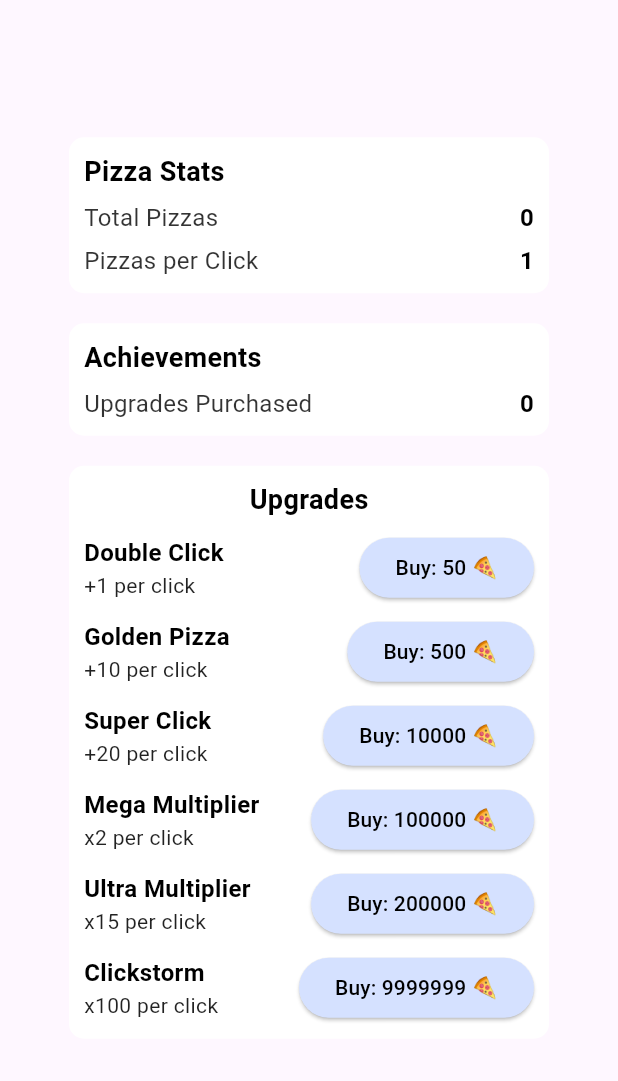
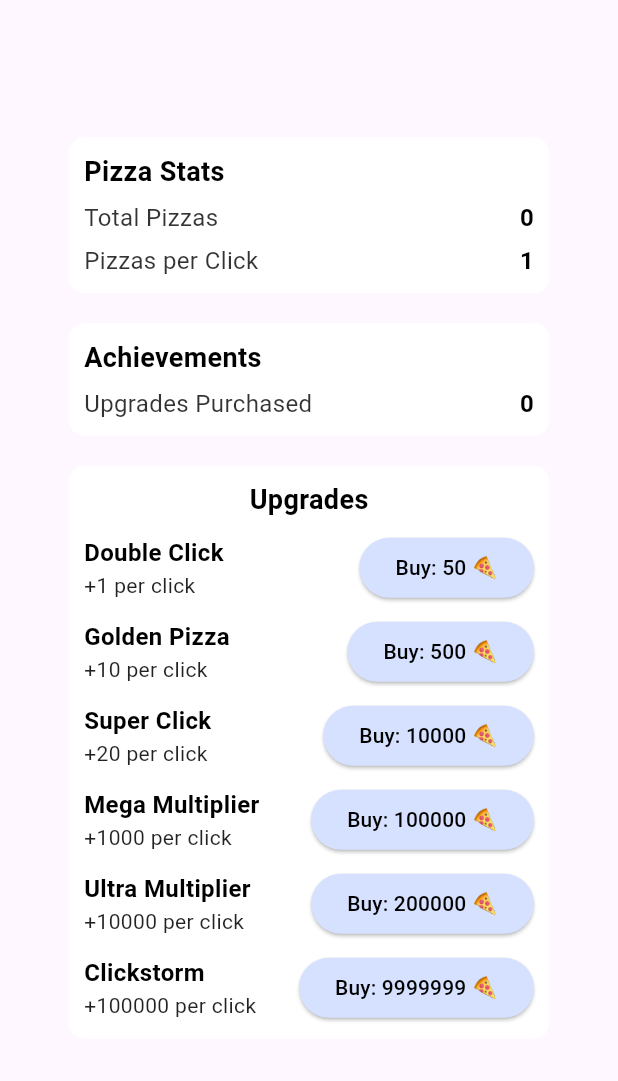
Before and after one commit to augi07/PizzaClicker, a Flutter app: the screen it shows after launch, item 2 of the bottom bar chosen, on a phone screen of 412 x 824 dp, the part 90-1171 px from its top. Run offline on Flutter 3.47's test engine with Material 3 defaults, Android fonts, the phone set to English and light mode, and no system bars; our stand-ins replace audioplayers, shared_preferences.

Commit message:
fixing upgrading system

```diff
--- a/lib/statsContent.dart
+++ b/lib/statsContent.dart
@@ -37,11 +37,11 @@ class _StatsContentState extends State<StatsContent> {
       case 3:
         pizzasPerClick += 20;
       case 4:
-        pizzasPerClick *= 2;
+        pizzasPerClick += 1000;
       case 5:
-        pizzasPerClick *= 15;
+        pizzasPerClick += 10000;
       case 6:
-        pizzasPerClick *= 100;
+        pizzasPerClick += 100000;
     }
 
     await prefs.setInt('totalPizzas', totalPizzas);
@@ -170,9 +170,9 @@ class _StatsContentState extends State<StatsContent> {
                         upgradeOption("Double Click", "+1 per click", 50, 1),
                         upgradeOption("Golden Pizza", "+10 per click", 500, 2),
                         upgradeOption("Super Click", "+20 per click", 10000, 3),
-                        upgradeOption("Mega Multiplier", "x2 per click", 100000, 4),
-                        upgradeOption("Ultra Multiplier", "x15 per click", 200000, 5),
-                        upgradeOption("Clickstorm", "x100 per click", 9999999, 6),
+                        upgradeOption("Mega Multiplier", "+1000 per click", 100000, 4),
+                        upgradeOption("Ultra Multiplier", "+10000 per click", 200000, 5),
+                        upgradeOption("Clickstorm", "+100000 per click", 9999999, 6),
                       ],
                     ),
                   ),
```
